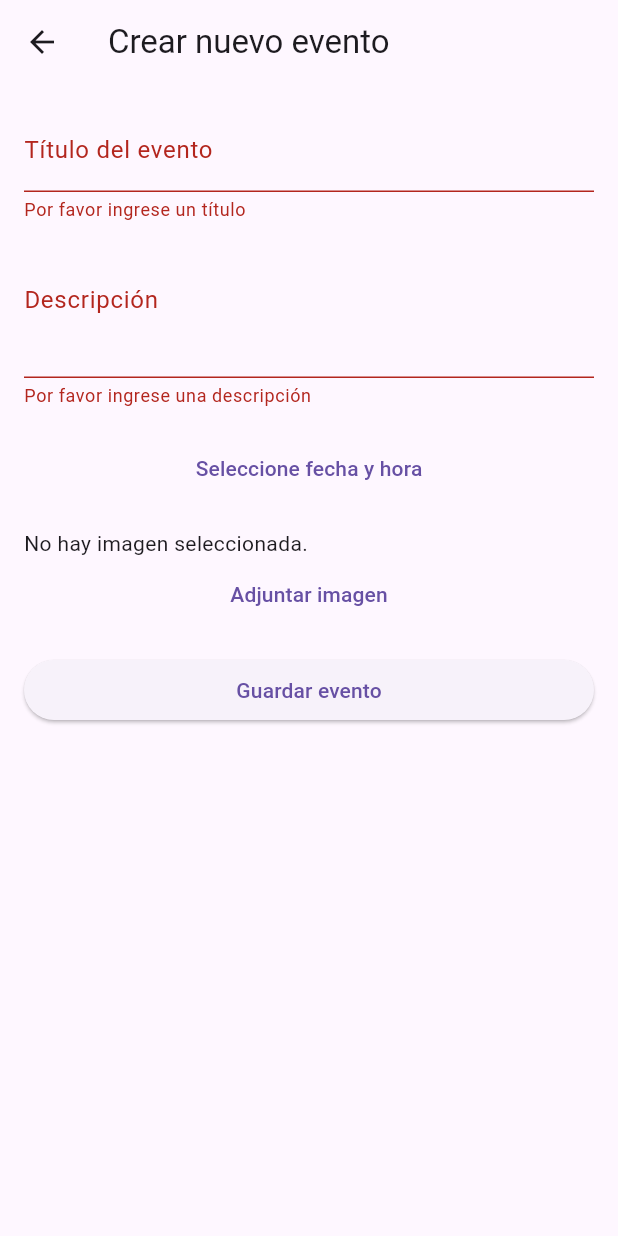
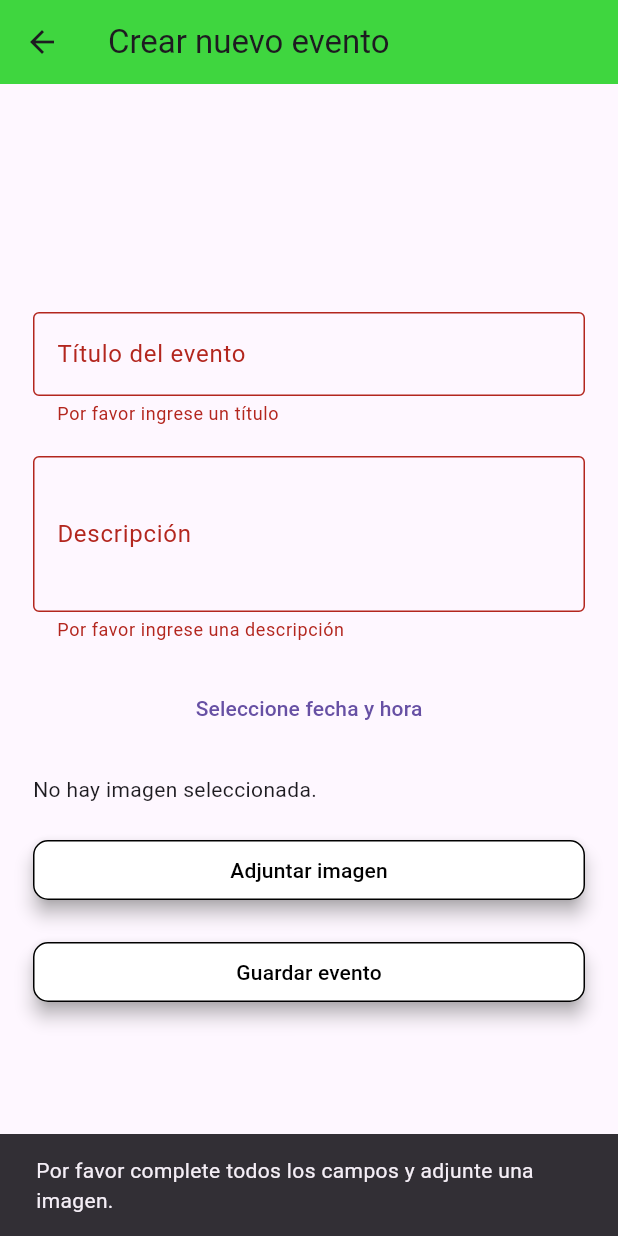
Before and after one commit to javierbm28/freetour, a Flutter app: the CrearNuevoEvento screen opened directly with empty values, after a tap on "Guardar evento", on a phone screen of 412 x 824 dp. Run offline on Flutter 3.47's test engine with Material 3 defaults, Android fonts, the light colour scheme and no system bars; our stand-ins replace cached_network_image, cloud_firestore, firebase_auth, firebase_core, firebase_storage, geolocator and 1 more; missing offline and left inert: mapbox_gl; accounts and stored records are empty.

```diff
--- a/lib/pagines/CrearNuevoEvento.dart
+++ b/lib/pagines/CrearNuevoEvento.dart
@@ -7,7 +7,7 @@ import 'package:image_picker/image_picker.dart';
 import 'package:firebase_storage/firebase_storage.dart';
 import 'package:mapbox_gl/mapbox_gl.dart';
 import 'package:flutter/foundation.dart' show kIsWeb;
-import 'package:geolocator/geolocator.dart';
+import 'package:mime/mime.dart';
 import 'package:firebase_auth/firebase_auth.dart';
 
 class CrearNuevoEvento extends StatefulWidget {
@@ -54,17 +54,33 @@ class _CrearNuevoEventoState extends State<CrearNuevoEvento> {
   Future<void> _pickImage() async {
     final pickedFile = await picker.pickImage(source: ImageSource.gallery);
     if (pickedFile != null) {
+      String? mimeType;
       if (kIsWeb) {
         _webImage = await pickedFile.readAsBytes();
+        mimeType = lookupMimeType('', headerBytes: _webImage);
       } else {
         _imageFile = File(pickedFile.path);
+        mimeType = lookupMimeType(_imageFile!.path);
       }
+      if (mimeType != null && mimeType.startsWith('image/')) {
         setState(() {});
+      } else {
+        setState(() {
+          _webImage = null;
+          _imageFile = null;
+        });
+        ScaffoldMessenger.of(context).showSnackBar(
+          SnackBar(content: Text('Por favor, selecciona un archivo de imagen válido.')),
+        );
+      }
     }
   }
 
   Future<void> _saveEvent() async {
-    if (_formKey.currentState!.validate() && _selectedDate != null && _selectedTime != null) {
+    if (_formKey.currentState!.validate() &&
+        _selectedDate != null &&
+        _selectedTime != null &&
+        (_imageFile != null || _webImage != null)) {
       String? imageUrl;
       if (_imageFile != null || _webImage != null) {
         final storageRef = FirebaseStorage.instance.ref().child('event_images').child('${DateTime.now()}.jpg');
@@ -102,11 +118,14 @@ class _CrearNuevoEventoState extends State<CrearNuevoEvento> {
           'participants': [],
         });
 
-        Navigator.of(context).pop();
+        Navigator.of(context).pop(true);
       } else {
         ScaffoldMessenger.of(context).showSnackBar(
             SnackBar(content: Text('No se ha podido autenticar al usuario.')));
       }
+    } else {
+      ScaffoldMessenger.of(context).showSnackBar(
+          SnackBar(content: Text('Por favor complete todos los campos y adjunte una imagen.')));
     }
   }
 
@@ -115,16 +134,24 @@ class _CrearNuevoEventoState extends State<CrearNuevoEvento> {
     return Scaffold(
       appBar: AppBar(
         title: Text('Crear nuevo evento'),
+        backgroundColor: Color.fromARGB(255, 63, 214, 63),
       ),
-      body: Padding(
-        padding: EdgeInsets.all(16.0),
+      body: Center(
+        child: SingleChildScrollView(
+          child: Container(
+            padding: const EdgeInsets.all(16.0),
+            constraints: BoxConstraints(maxWidth: 400),
             child: Form(
               key: _formKey,
-          child: ListView(
+              child: Column(
+                crossAxisAlignment: CrossAxisAlignment.stretch,
                 children: <Widget>[
                   TextFormField(
                     controller: _tituloController,
-                decoration: InputDecoration(labelText: 'Título del evento'),
+                    decoration: InputDecoration(
+                      labelText: 'Título del evento',
+                      border: OutlineInputBorder(),
+                    ),
                     validator: (value) {
                       if (value == null || value.isEmpty) {
                         return 'Por favor ingrese un título';
@@ -132,9 +159,13 @@ class _CrearNuevoEventoState extends State<CrearNuevoEvento> {
                       return null;
                     },
                   ),
+                  SizedBox(height: 20),
                   TextFormField(
                     controller: _descripcionController,
-                decoration: InputDecoration(labelText: 'Descripción'),
+                    decoration: InputDecoration(
+                      labelText: 'Descripción',
+                      border: OutlineInputBorder(),
+                    ),
                     maxLines: 3,
                     validator: (value) {
                       if (value == null || value.isEmpty) {
@@ -143,7 +174,7 @@ class _CrearNuevoEventoState extends State<CrearNuevoEvento> {
                       return null;
                     },
                   ),
-              SizedBox(height: 16),
+                  SizedBox(height: 20),
                   TextButton(
                     onPressed: () => _selectDateTime(context),
                     child: Text(
@@ -152,22 +183,45 @@ class _CrearNuevoEventoState extends State<CrearNuevoEvento> {
                           : '${DateFormat.yMd().format(_selectedDate!)} ${_selectedTime!.format(context)}',
                     ),
                   ),
-              SizedBox(height: 16),
+                  SizedBox(height: 20),
                   _imageFile == null && _webImage == null
                       ? Text('No hay imagen seleccionada.')
                       : kIsWeb
                           ? Image.memory(_webImage!)
                           : Image.file(_imageFile!),
-              TextButton(
+                  SizedBox(height: 20),
+                  ElevatedButton(
                     onPressed: _pickImage,
                     child: Text('Adjuntar imagen'),
+                    style: ElevatedButton.styleFrom(
+                      backgroundColor: Colors.white,
+                      foregroundColor: Colors.black,
+                      side: BorderSide(color: Colors.black),
+                      shape: RoundedRectangleBorder(
+                        borderRadius: BorderRadius.circular(10),
                       ),
-              SizedBox(height: 16),
+                      shadowColor: Colors.grey,
+                      elevation: 5,
+                    ),
+                  ),
+                  SizedBox(height: 20),
                   ElevatedButton(
                     onPressed: _saveEvent,
                     child: Text('Guardar evento'),
+                    style: ElevatedButton.styleFrom(
+                      backgroundColor: Colors.white,
+                      foregroundColor: Colors.black,
+                      side: BorderSide(color: Colors.black),
+                      shape: RoundedRectangleBorder(
+                        borderRadius: BorderRadius.circular(10),
+                      ),
+                      shadowColor: Colors.grey,
+                      elevation: 5,
+                    ),
                   ),
                 ],
+              ),
+            ),
           ),
         ),
       ),
```
Also changed, not shown: lib/pagines/FilterableMap.dart (+78 -60 lines), lib/pagines/MostrarDatos.dart (+11 -1 lines), lib/pagines/VerPerfil.dart (+6 -2 lines). Lines whose indentation alone changed are shown as unchanged.
